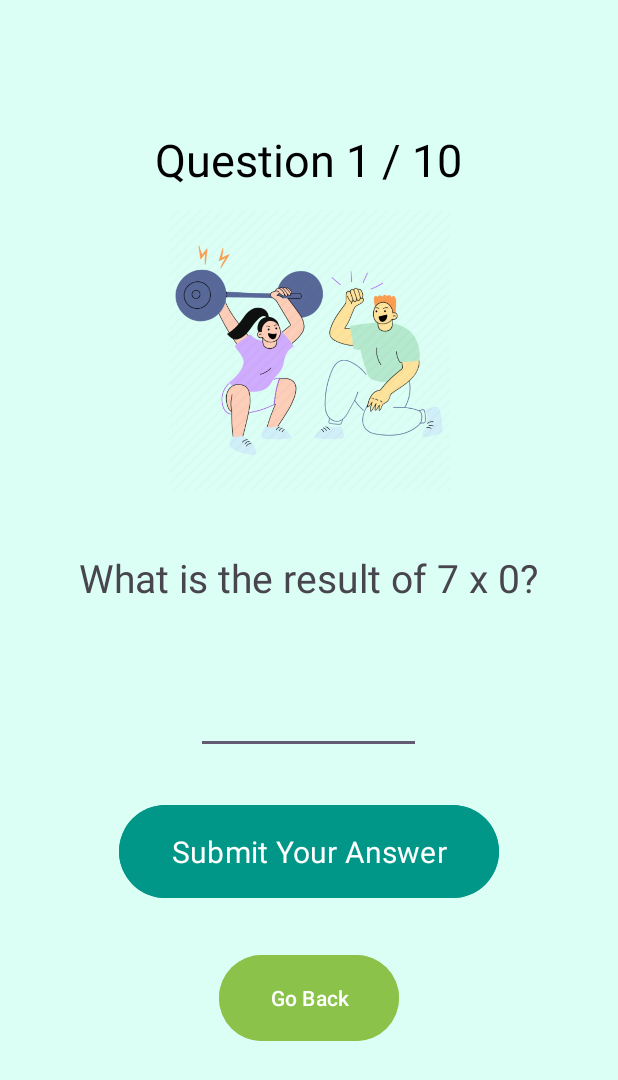
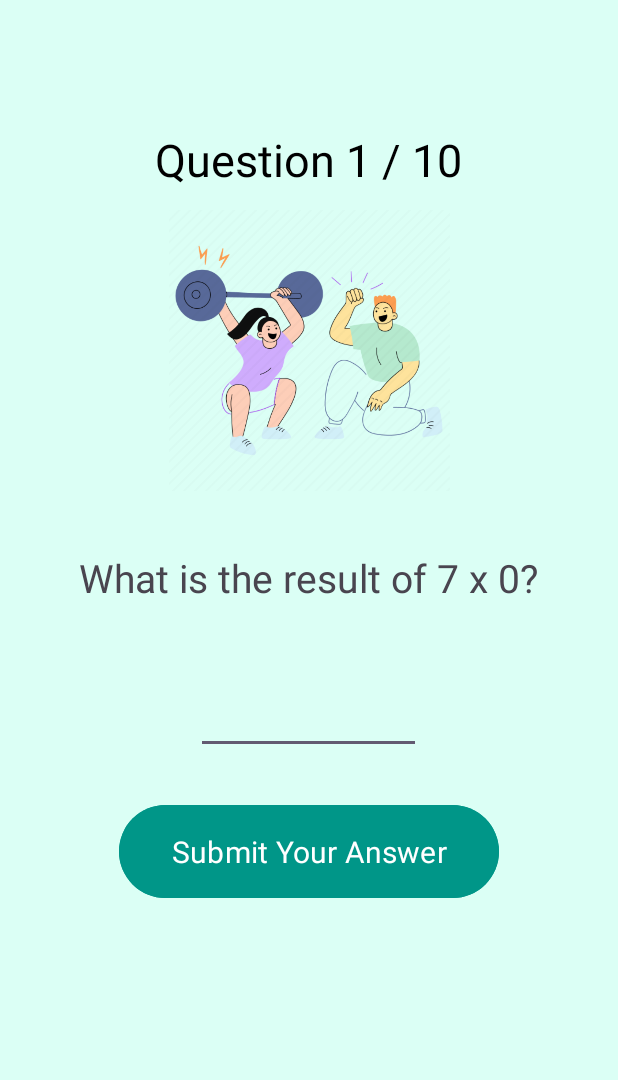
Before and after one commit to asyagenc/lemonadeo, an Android app: the multiplication screen opened directly, with no data from a screen before it, on a phone screen of 412 x 824 dp. Shown: the top 1080 px of the screen. Run offline under Robolectric (Android 15) with nearby library versions, the phone set to English and light mode, and no system bars; Roboto replaces fonts that are not available here; 1 statement that could not run was skipped.

Commit message:
go back button removed

```diff
--- a/app/src/main/res/layout/activity_multiplication.xml
+++ b/app/src/main/res/layout/activity_multiplication.xml
@@ -61,16 +61,6 @@
         android:textSize="20sp"
         android:visibility="visible" />
 
-    <Button
-        android:id="@+id/goBackButton"
-        android:layout_width="120dp"
-        android:layout_height="65dp"
-        android:layout_below="@id/submitAnswerButton"
-        android:layout_centerHorizontal="true"
-        android:layout_marginTop="30dp"
-        android:backgroundTint="#FF8BC34A"
-        android:text="Go Back" />
-
     <TextView
         android:id="@+id/scoreTextView"
         android:layout_width="wrap_content"
```
